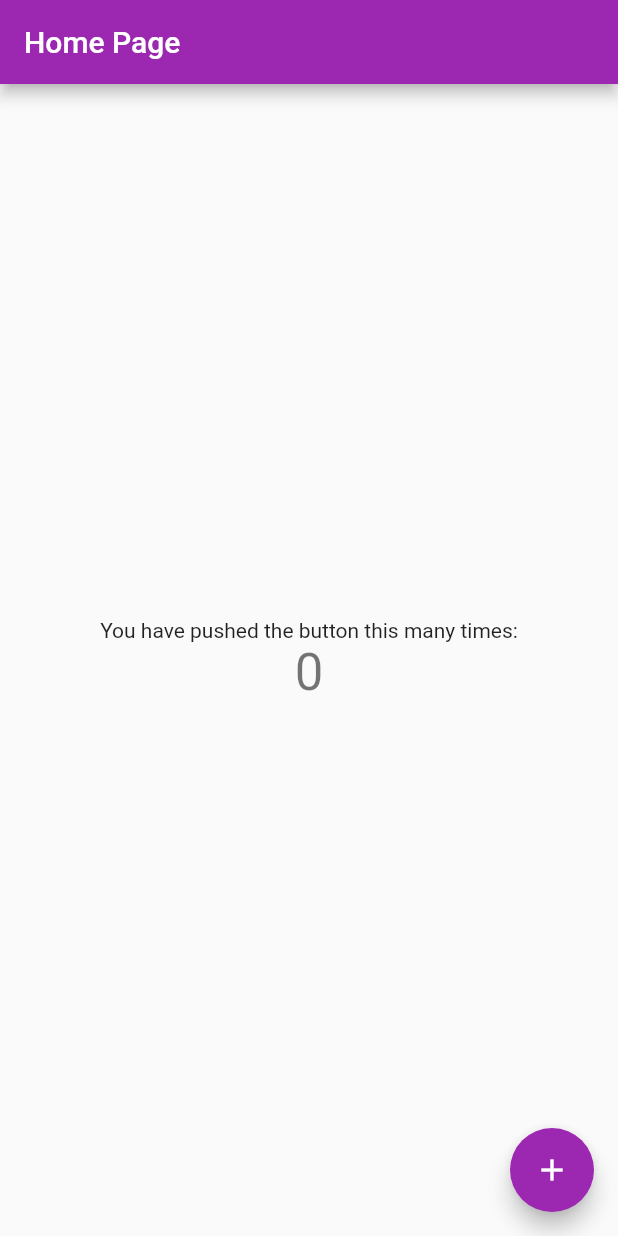
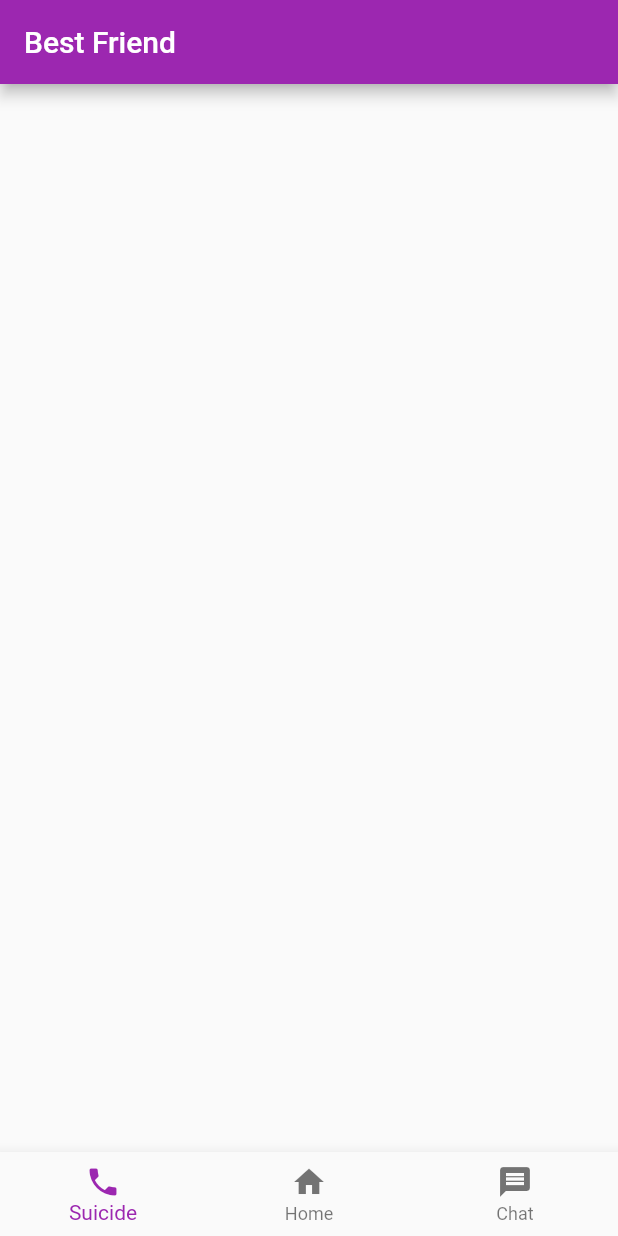
Before and after one commit to Rajmeet/BestFriend, a Flutter app: the screen it shows after launch, on a phone screen of 412 x 824 dp. Run offline on Flutter 3.47's test engine with Material 2 defaults, Android fonts, the phone set to English and light mode, and no system bars.

Commit message:
set up formatting

```diff
--- /dev/null
+++ b/lib/home_screen.dart
@@ -0,0 +1,27 @@
+import 'package:flutter/material.dart';
+
+class HomeScreen extends StatefulWidget {
+  const HomeScreen({Key? key}) : super(key: key);
+
+  @override
+  _HomeScreenState createState() => _HomeScreenState();
+}
+
+class _HomeScreenState extends State<HomeScreen> {
+  @override
+  Widget build(BuildContext context) {
+    return Scaffold(
+      appBar: AppBar(
+        title: Text("Best Friend"),
+        backgroundColor: Colors.purple,
+      ),
+      bottomNavigationBar: BottomNavigationBar(
+        items: const [
+          BottomNavigationBarItem(icon: Icon(Icons.phone), label: "Suicide"),
+          BottomNavigationBarItem(icon: Icon(Icons.home), label: "Home"),
+          BottomNavigationBarItem(icon: Icon(Icons.message), label: "Chat"),
+        ],
+      ),
+    );
+  }
+}
--- a/lib/main.dart
+++ b/lib/main.dart
@@ -1,4 +1,5 @@
 import 'package:flutter/material.dart';
+import 'home_screen.dart';
 
 void main() {
   runApp(const MyApp());
@@ -13,103 +14,9 @@ class MyApp extends StatelessWidget {
     return MaterialApp(
       title: 'Best Friend',
       theme: ThemeData(
-        // This is the theme of your application.
-        //
-        // Try running your application with "flutter run". You'll see the
-        // application has a blue toolbar. Then, without quitting the app, try
-        // changing the primarySwatch below to Colors.green and then invoke
-        // "hot reload" (press "r" in the console where you ran "flutter run",
-        // or simply save your changes to "hot reload" in a Flutter IDE).
-        // Notice that the counter didn't reset back to zero; the application
-        // is not restarted.
         primarySwatch: Colors.purple,
       ),
-      home: const MyHomePage(title: 'Home Page'),
+      home: const HomeScreen(),
     );
   }
 }
-
-class MyHomePage extends StatefulWidget {
-  const MyHomePage({super.key, required this.title});
-
-  // This widget is the home page of your application. It is stateful, meaning
-  // that it has a State object (defined below) that contains fields that affect
-  // how it looks.
-
-  // This class is the configuration for the state. It holds the values (in this
-  // case the title) provided by the parent (in this case the App widget) and
-  // used by the build method of the State. Fields in a Widget subclass are
-  // always marked "final".
-
-  final String title;
-
-  @override
-  State<MyHomePage> createState() => _MyHomePageState();
-}
-
-class _MyHomePageState extends State<MyHomePage> {
-  int _counter = 0;
-
-  void _incrementCounter() {
-    setState(() {
-      // This call to setState tells the Flutter framework that something has
-      // changed in this State, which causes it to rerun the build method below
-      // so that the display can reflect the updated values. If we changed
-      // _counter without calling setState(), then the build method would not be
-      // called again, and so nothing would appear to happen.
-      _counter++;
-    });
-  }
-
-  @override
-  Widget build(BuildContext context) {
-    // This method is rerun every time setState is called, for instance as done
-    // by the _incrementCounter method above.
-    //
-    // The Flutter framework has been optimized to make rerunning build methods
-    // fast, so that you can just rebuild anything that needs updating rather
-    // than having to individually change instances of widgets.
-    return Scaffold(
-      appBar: AppBar(
-        // Here we take the value from the MyHomePage object that was created by
-        // the App.build method, and use it to set our appbar title.
-        title: Text(widget.title),
-      ),
-      body: Center(
-        // Center is a layout widget. It takes a single child and positions it
-        // in the middle of the parent.
-        child: Column(
-          // Column is also a layout widget. It takes a list of children and
-          // arranges them vertically. By default, it sizes itself to fit its
-          // children horizontally, and tries to be as tall as its parent.
-          //
-          // Invoke "debug painting" (press "p" in the console, choose the
-          // "Toggle Debug Paint" action from the Flutter Inspector in Android
-          // Studio, or the "Toggle Debug Paint" command in Visual Studio Code)
-          // to see the wireframe for each widget.
-          //
-          // Column has various properties to control how it sizes itself and
-          // how it positions its children. Here we use mainAxisAlignment to
-          // center the children vertically; the main axis here is the vertical
-          // axis because Columns are vertical (the cross axis would be
-          // horizontal).
-          mainAxisAlignment: MainAxisAlignment.center,
-          children: <Widget>[
-            const Text(
-              'You have pushed the button this many times:',
-            ),
-            Text(
-              '$_counter',
-              style: Theme.of(context).textTheme.headline4,
-            ),
-          ],
-        ),
-      ),
-      floatingActionButton: FloatingActionButton(
-        onPressed: _incrementCounter,
-        tooltip: 'Increment',
-        child: const Icon(Icons.add),
-      ), // This trailing comma makes auto-formatting nicer for build methods.
-    );
-  }
-}
```
